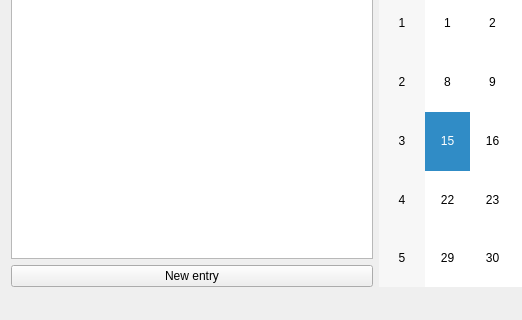
Above: 00_Qt_Client/mainwindow.ui from EliasWollitzer/Diplomarbeit before the change; both pictures show x 0 to 522 and y 175 to 495 of the 751 by 495 pixel window. Below: the same form after it.
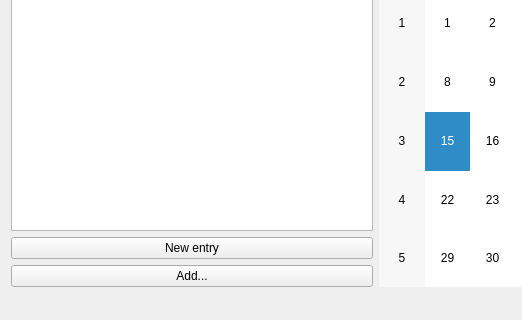
That is the form after the change.

What changed in the file:
```diff
--- a/00_Qt_Client/mainwindow.ui
+++ b/00_Qt_Client/mainwindow.ui
@@ -30,6 +30,13 @@
         </property>
        </widget>
       </item>
+      <item>
+       <widget class="QPushButton" name="addButton">
+        <property name="text">
+         <string>Add...</string>
+        </property>
+       </widget>
+      </item>
      </layout>
     </item>
     <item>
```
